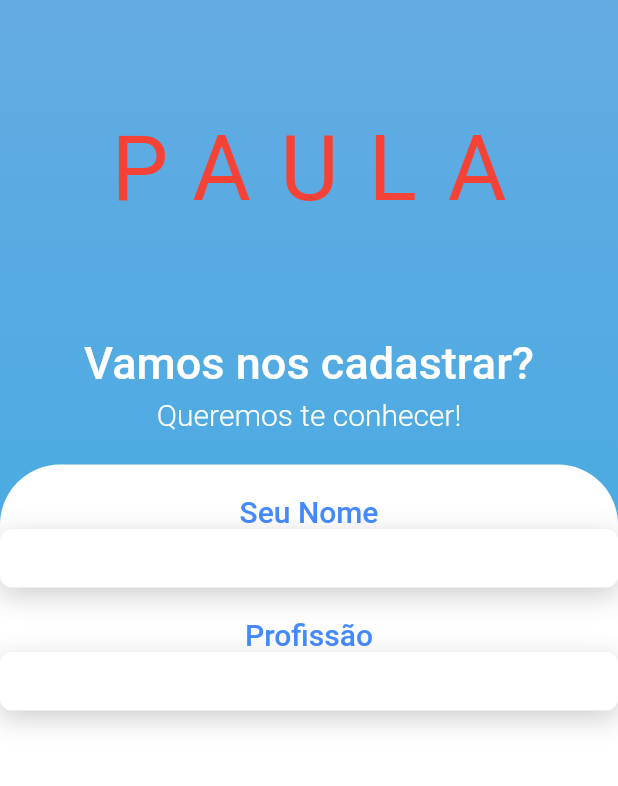
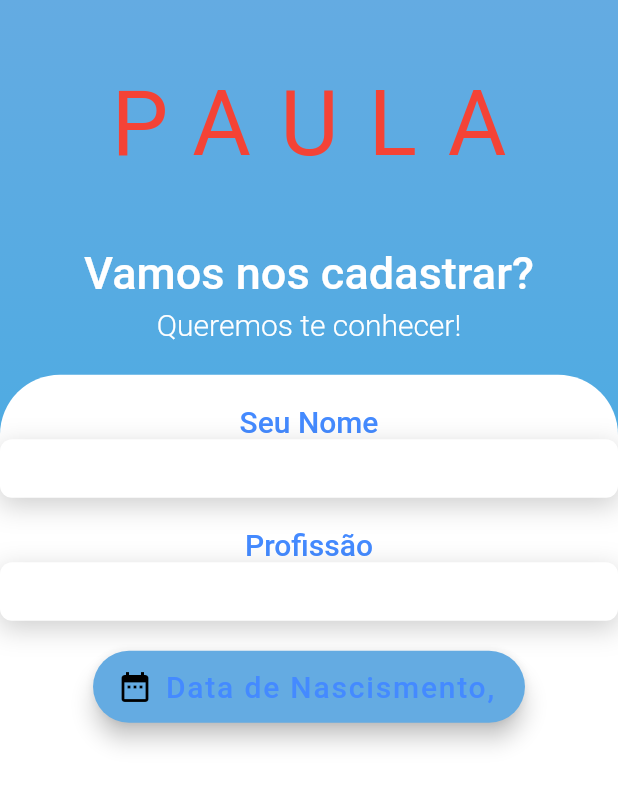
Before and after one commit to Paula-Project/Paula-app, a Flutter app: the SingupPage screen opened by its route, on a phone screen of 412 x 824 dp. Shown: the top 786 px of the screen. Run offline on Flutter 3.47's test engine with Material 2 defaults, Android fonts, the phone set to English and light mode, and no system bars; our stand-ins replace flutter_datetime_picker, page_transition; Roboto replaces fonts that are missing (Nunito).

Commit message:
Desenvolvimento da Tela singup_page_part1, versão 2.

```diff
--- a/lib/app/views/singup_page_part1.dart
+++ b/lib/app/views/singup_page_part1.dart
@@ -1,5 +1,5 @@
 import 'package:flutter/material.dart';
-
+import 'package:flutter_datetime_picker/flutter_datetime_picker.dart';
 import 'components/paulaTitle.dart';
 
 class SingupPage extends StatefulWidget {
@@ -24,6 +24,10 @@ class _SingupPageState extends State<SingupPage> {
 
   @override
   Widget build(BuildContext context) {
+    var pickeddate;
+    var pickedtime;
+    String date = "";
+    DateTime selectedDate = DateTime.now();
     return Material(
       child: Container(
         decoration: BackgroundBlueGradiend,
@@ -36,7 +40,7 @@ class _SingupPageState extends State<SingupPage> {
               child: PaulaTitleComponent(),
             ),
             Expanded(
-              flex: 8,
+              flex: 12,
               child: Column(
                   mainAxisSize: MainAxisSize.max,
                   mainAxisAlignment: MainAxisAlignment.start,
@@ -104,7 +108,7 @@ class _SingupPageState extends State<SingupPage> {
                                             contentPadding:
                                                 const EdgeInsets.symmetric(
                                                     vertical: 10,
-                                                    horizontal: 6),
+                                                    horizontal: 4),
                                             isDense: true,
                                             hintText: '****',
                                             fillColor: Colors.white,
@@ -165,6 +169,44 @@ class _SingupPageState extends State<SingupPage> {
                                           },
                                         ),
                                       ),
+                                      Container(
+                                        height: 20,
+                                      ),
+                                      FloatingActionButton.extended(
+                                        onPressed: () {
+                                          DatePicker.showDatePicker(context,
+                                              showTitleActions: true,
+                                              minTime: DateTime(1910, 1, 1),
+                                              maxTime: DateTime(2022, 12, 31), onChanged: (date) {
+                                                print('change $date');
+                                                setState(() {
+                                                  pickeddate = "${date.day}";
+                                                });
+                                              }, onConfirm: (date) {
+                                                print('confirm $date');
+                                                setState(() {
+                                                  pickeddate =
+                                                  "Picked Date is : ${date.day}/${date.month}/${date.year}";
+                                                });
+                                              }, currentTime: DateTime.now());
+
+                                        },
+                                        label: Text("Data de Nascismento,",
+                                            style: TextStyle(
+                                                color: Colors.blueAccent,
+                                                fontSize: 20,
+                                                fontFamily: "Nunito",
+                                                fontWeight: FontWeight.w500),
+                                        ),
+                                        icon: Icon(Icons.date_range),
+                                        backgroundColor: Color.fromARGB(255, 100, 171, 226),
+
+
+                                      ),
+
+                                      Container(
+                                        height: 20,
+                                      ),
                                     ],
                                   ),
                                 )
--- a/pubspec.yaml
+++ b/pubspec.yaml
@@ -27,6 +27,7 @@ environment:
 # the latest version available on pub.dev. To see which dependencies have newer
 # versions available, run `flutter pub outdated`.
 dependencies:
+  flutter_datetime_picker: ^1.3.5
   flutter:
     sdk: flutter
 
```
Also changed, not shown: pubspec.lock.
